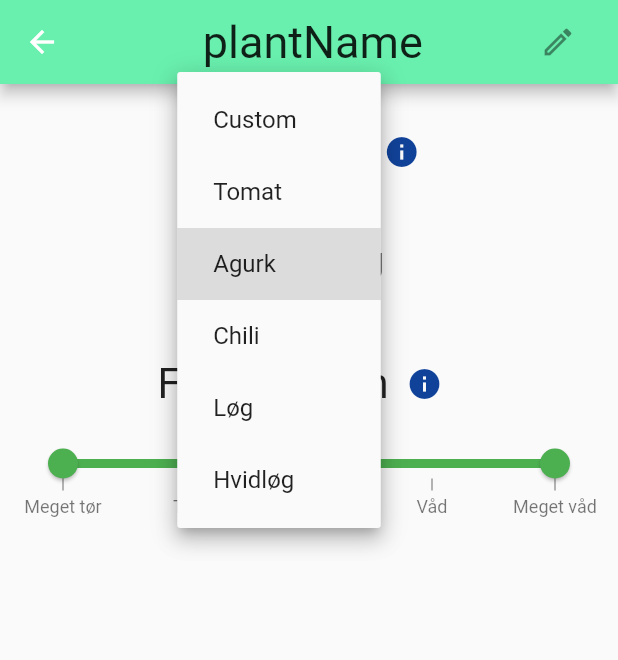
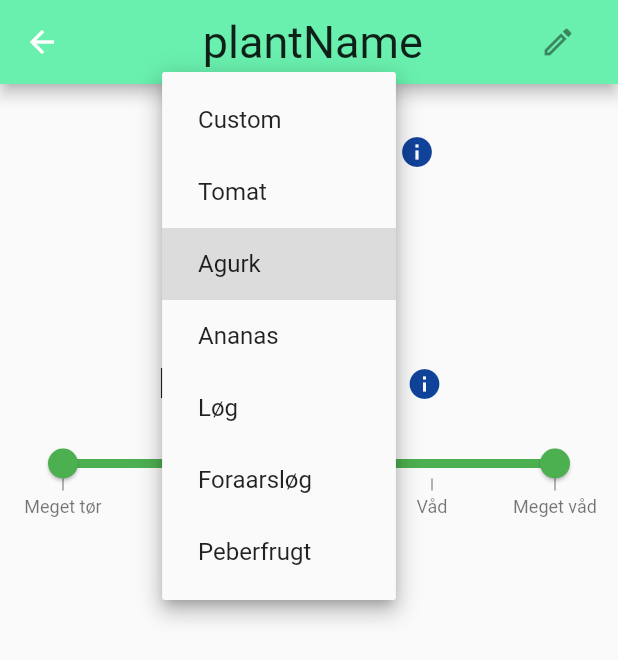
Before and after one commit to H5-BioVeg/BioVeg_App, a Flutter app: the PlantDetailsScreen screen opened directly, after a tap on "Agurk", on a phone screen of 412 x 824 dp. Shown: the top 660 px of the screen. Run offline on Flutter 3.47's test engine with Material 2 defaults, Android fonts, the phone set to English and light mode, and no system bars; our stand-ins replace syncfusion_flutter_sliders; missing offline and left inert: dart:ffi.

Commit message:
flutter small changes

```diff
--- a/lib/PlantTemplate.dart
+++ b/lib/PlantTemplate.dart
@@ -1,9 +1,17 @@
-enum PlantTemplates{
-  CUSTOM,
-  TOMATO,
-  CUCUMBER,
-  PINEAPPLE,
-  ONION,
-  SPRING_ONION,
-  PEPPER
+enum PlantTemplates {
+  Custom,
+  Tomat,
+  Agurk,
+  Ananas,
+  Loeg,
+  Foraarsloeg,
+  Peberfrugt
 }
+
+enum EarthHumidityLevels {
+  Meget_toer,
+  Toer,
+  Fugtig,
+  Vaad,
+  Meget_vaad,
+}
--- a/lib/classes/ArduinoConnector.dart
+++ b/lib/classes/ArduinoConnector.dart
@@ -1,12 +1,12 @@
 import 'package:bio_veg/classes/Greenhouse.dart';
 
-class ArduinoConnector{
-  List<Greenhouse> searchForGreenhouses(){
+class ArduinoConnector {
+  List<Greenhouse> searchForGreenhouses() {
     //Code goes here
     return List.empty();
   }
 
-  List<String> getSensorReadings(){
+  List<String> getSensorReadings() {
     //Code goes here
     return List.empty();
   }
--- a/lib/screens/HomeScreen.dart
+++ b/lib/screens/HomeScreen.dart
@@ -85,7 +85,7 @@ class _HomeScreenState extends State<HomeScreen> {
                         style: const TextStyle(fontSize: 20),
                         widget.drivhusName),
                     const Spacer(),
-                    Text(
+                    const Text(
                       style: TextStyle(fontSize: 20),
                       "25°C",
                     ),
@@ -101,7 +101,7 @@ class _HomeScreenState extends State<HomeScreen> {
                 child: MaterialButton(
                   shape: RoundedRectangleBorder(
                     borderRadius: BorderRadius.circular(10),
-                    side: BorderSide(color: Colors.grey),
+                    side: const BorderSide(color: Colors.grey),
                   ),
                   child: const Text("Scan for drivhuse"),
                   onPressed: () {
--- a/lib/screens/PlantDetailsScreen.dart
+++ b/lib/screens/PlantDetailsScreen.dart
@@ -1,14 +1,11 @@
 import 'package:bio_veg/dialogs/ShowInfoPopUpDialog.dart';
 import 'package:syncfusion_flutter_sliders/sliders.dart';
 import 'package:flutter/material.dart';
-
-enum PlantTypes { Custom, Tomat, Agurk, Chili, Loeg, Hvidloeg }
-
-enum EarthHumidityLevels { Meget_toer, Toer, Fugtig, Vaad, Meget_vaad }
+import 'package:bio_veg/PlantTemplate.dart';
 
 class PlantDetailsScreen extends StatefulWidget {
   late String plantName;
-  late PlantTypes type;
+  late PlantTemplates type;
   late int earthHumidity;
 
   //this constructor should take an object of a plant or other related type
@@ -16,7 +13,7 @@ class PlantDetailsScreen extends StatefulWidget {
   PlantDetailsScreen(
       {super.key,
       this.plantName = "Dev",
-      this.type = PlantTypes.Custom,
+      this.type = PlantTemplates.Custom,
       this.earthHumidity = 0});
 
   @override
@@ -45,8 +42,7 @@ class _PlantDetailsScreenState extends State<PlantDetailsScreen> {
             controller: _titleEditingController,
             style: const TextStyle(fontSize: 30),
           )),
-      body: Container(
-          child: Column(
+      body: Column(
         children: [
           //Dropdown wrapped in styling
           Padding(
@@ -62,11 +58,12 @@ class _PlantDetailsScreenState extends State<PlantDetailsScreen> {
                         borderRadius: BorderRadius.circular(5)),
                     child: Padding(
                       padding: const EdgeInsets.fromLTRB(4, 1, 4, 1),
-                      child: DropdownButton<PlantTypes>(
+                      child: DropdownButton<PlantTemplates>(
                         hint: Text(widget.type.name),
                         value: widget.type,
-                        items: PlantTypes.values.map((PlantTypes plantType) {
-                          return DropdownMenuItem<PlantTypes>(
+                        items: PlantTemplates.values
+                            .map((PlantTemplates plantType) {
+                          return DropdownMenuItem<PlantTemplates>(
                             value: plantType,
                             child: Padding(
                               padding: const EdgeInsets.all(8.0),
@@ -115,7 +112,7 @@ class _PlantDetailsScreenState extends State<PlantDetailsScreen> {
                 const Icon(Icons.water_drop,
                     color: Colors.blueAccent, size: 36),
                 Text(
-                  '${EarthHumidityLevels.Fugtig.name}',
+                  EarthHumidityLevels.Fugtig.name,
                   style: const TextStyle(fontSize: 23),
                 )
               ],
@@ -153,7 +150,10 @@ class _PlantDetailsScreenState extends State<PlantDetailsScreen> {
                   showLabels: true,
                   labelFormatterCallback: (actualValue, formattedText) {
                     return actualValue % 1 == 0
-                        ? '${EarthHumidityLevels.values[int.parse(actualValue.toString().substring(0, 1))].name}'
+                        ? EarthHumidityLevels
+                            .values[int.parse(
+                                actualValue.toString().substring(0, 1))]
+                            .name
                             .replaceAll('aa', 'å')
                             .replaceAll('_', ' ')
                             .replaceAll('oe', 'ø')
@@ -169,7 +169,7 @@ class _PlantDetailsScreenState extends State<PlantDetailsScreen> {
             ],
           ),
         ],
-      )),
+      ),
     );
   }
 }
--- a/lib/widgets/GhPlant.dart
+++ b/lib/widgets/GhPlant.dart
@@ -1,3 +1,4 @@
+import 'package:bio_veg/PlantTemplate.dart';
 import 'package:bio_veg/screens/PlantDetailsScreen.dart';
 import 'package:flutter/cupertino.dart';
 import 'package:flutter/material.dart';
@@ -27,7 +28,7 @@ class _GhPlantState extends State<GhPlant> {
               builder: (context) => PlantDetailsScreen(
                 plantName: "plantName",
                 earthHumidity: 80,
-                type: PlantTypes.Agurk,
+                type: PlantTemplates.Agurk,
               ),
             ));
       }),
```
Also changed, not shown: lib/screens/GreenHouseSettingsScreen.dart (+4 -8 lines), lib/screens/Greenhousescreen.dart (+3 -5 lines).
